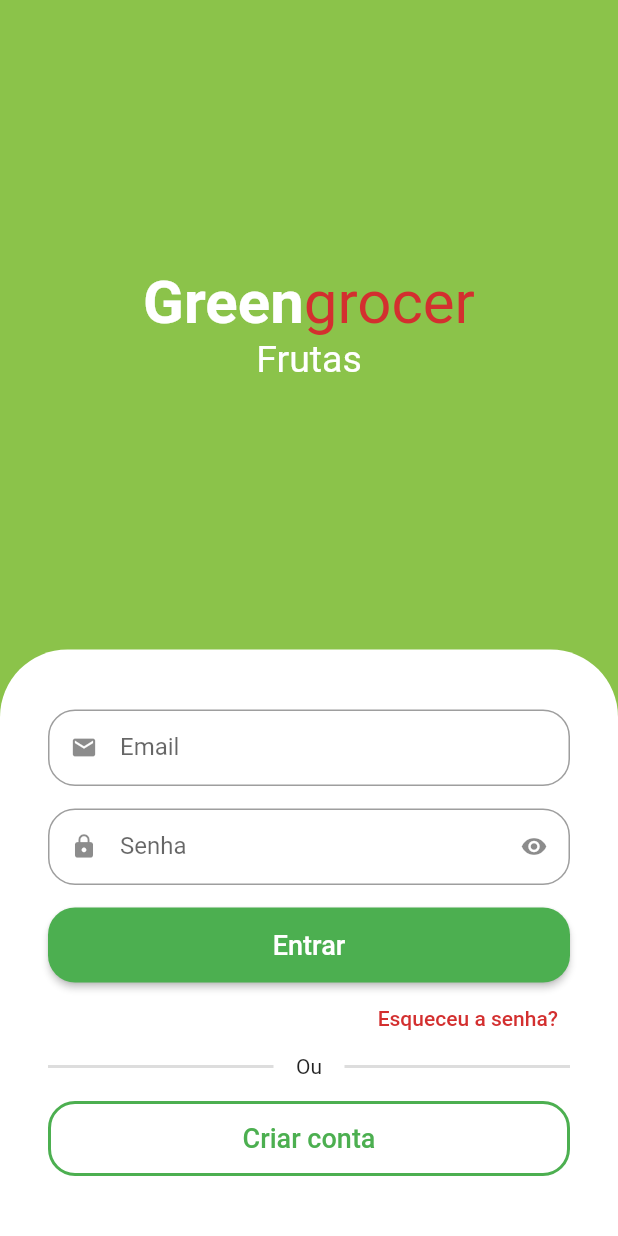
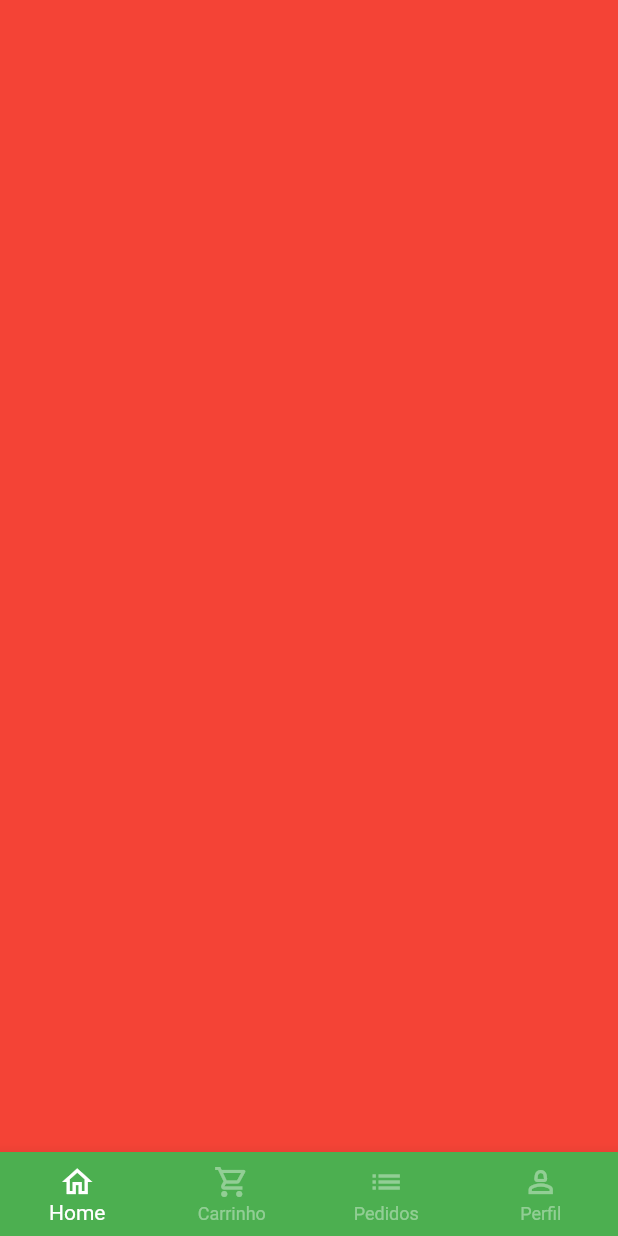
Before and after one commit to dmardoqueu/greengrocer, a Flutter app: the screen it shows after launch, after a tap on "Entrar", on a phone screen of 412 x 824 dp. Run offline on Flutter 3.47's test engine with Material 2 defaults, Android fonts, the phone set to English and light mode, and no system bars; drawn by our look-alikes of animated_text_kit; our stand-ins replace mask_text_input_formatter.

Commit message:
criando tela base

```diff
--- a/lib/src/auth/components/custom_text_field.dart
+++ b/lib/src/auth/components/custom_text_field.dart
@@ -1,15 +1,18 @@
 import 'package:flutter/material.dart';
+import 'package:flutter/services.dart';
 
 class CustomTextField extends StatefulWidget {
   final IconData icon;
   final String label;
   final bool isSecret;
+  final List<TextInputFormatter>? inputFormatters;
 
   const CustomTextField({
     super.key,
     required this.icon,
     required this.label,
     this.isSecret = false,
+    this.inputFormatters,
   });
 
   @override
@@ -31,6 +34,7 @@ class _CustomTextFieldState extends State<CustomTextField> {
     return Padding(
       padding: const EdgeInsets.only(bottom: 15),
       child: TextFormField(
+        inputFormatters: widget.inputFormatters,
         obscureText: isObscure,
         decoration: InputDecoration(
           prefixIcon: Icon(widget.icon),
--- a/lib/src/auth/sign_in_screen.dart
+++ b/lib/src/auth/sign_in_screen.dart
@@ -1,6 +1,8 @@
 import 'package:animated_text_kit/animated_text_kit.dart';
 import 'package:flutter/material.dart';
 import 'package:greengrocer/src/auth/components/custom_text_field.dart';
+import 'package:greengrocer/src/auth/sign_up_screen.dart';
+import 'package:greengrocer/src/base/base_screen.dart';
 import 'package:greengrocer/src/config/custom_colors.dart';
 
 class SignInScreen extends StatelessWidget {
@@ -15,6 +17,7 @@ class SignInScreen extends StatelessWidget {
       body: SingleChildScrollView(
         child: SizedBox(
           height: size.height,
+          width: size.width,
           child: Column(
             children: [
               Expanded(
@@ -106,7 +109,15 @@ class SignInScreen extends StatelessWidget {
                             borderRadius: BorderRadius.circular(18),
                           ),
                         ),
-                        onPressed: () {},
+                        onPressed: () {
+                          Navigator.of(context).pushReplacement(
+                            MaterialPageRoute(
+                              builder: (ctx) {
+                                return const BaseScreen();
+                              },
+                            ),
+                          );
+                        },
                         child: const Text(
                           'Entrar',
                           style: TextStyle(fontSize: 18),
@@ -165,7 +176,17 @@ class SignInScreen extends StatelessWidget {
                             color: Colors.green,
                           ),
                         ),
-                        onPressed: () {},
+                        onPressed: () {
+                          (
+                            Navigator.of(context).push(
+                              MaterialPageRoute(
+                                builder: (ctx) {
+                                  return SignUpScreen();
+                                },
+                              ),
+                            ),
+                          );
+                        },
                         child: const Text(
                           'Criar conta',
                           style: TextStyle(fontSize: 18),
--- /dev/null
+++ b/lib/src/base/base_screen.dart
@@ -0,0 +1,59 @@
+import 'package:flutter/material.dart';
+
+class BaseScreen extends StatefulWidget {
+  const BaseScreen({super.key});
+
+  @override
+  State<BaseScreen> createState() => _BaseScreenState();
+}
+
+class _BaseScreenState extends State<BaseScreen> {
+  int currentIndex = 0;
+  final pageController = PageController();
+
+  @override
+  Widget build(BuildContext context) {
+    return Scaffold(
+      body: PageView(
+        physics: const NeverScrollableScrollPhysics(),
+        controller: pageController,
+        children: [
+          Container(color: Colors.red),
+          Container(color: Colors.yellow),
+          Container(color: Colors.blue),
+          Container(color: Colors.purple),
+        ],
+      ),
+      bottomNavigationBar: BottomNavigationBar(
+          currentIndex: currentIndex,
+          onTap: (index) {
+            setState(() {
+              currentIndex = index;
+              pageController.jumpToPage(index);
+            });
+          },
+          type: BottomNavigationBarType.fixed,
+          backgroundColor: Colors.green,
+          selectedItemColor: Colors.white,
+          unselectedItemColor: Colors.white.withAlpha(100),
+          items: const [
+            BottomNavigationBarItem(
+              icon: Icon(Icons.home_outlined),
+              label: 'Home',
+            ),
+            BottomNavigationBarItem(
+              icon: Icon(Icons.shopping_cart_outlined),
+              label: 'Carrinho',
+            ),
+            BottomNavigationBarItem(
+              icon: Icon(Icons.list),
+              label: 'Pedidos',
+            ),
+            BottomNavigationBarItem(
+              icon: Icon(Icons.person_2_outlined),
+              label: 'Perfil',
+            ),
+          ]),
+    );
+  }
+}
--- a/pubspec.yaml
+++ b/pubspec.yaml
@@ -36,6 +36,7 @@ dependencies:
   # Use with the CupertinoIcons class for iOS style icons.
   cupertino_icons: ^1.0.2
   animated_text_kit: ^4.2.2
+  mask_text_input_formatter: ^2.5.0
 
 dev_dependencies:
   flutter_test:
```
Also changed, not shown: lib/src/auth/sign_up_screen.dart (added, +125 -0 lines), pubspec.lock.
